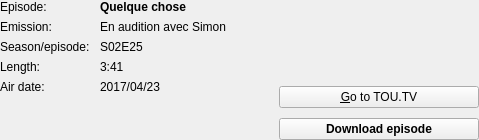
Above: toutvqt/dat/ui/episode_infos_widget.ui from bvanheu/pytoutv before the change. Below: the same form after it.
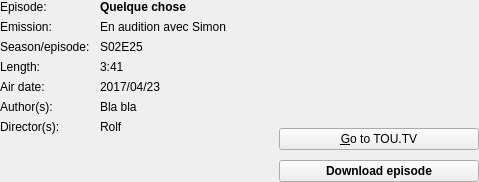
That is the form after the change.

Commit message: Qt: add author and director to emission infos

Patch:
```diff
--- a/toutvqt/dat/ui/episode_infos_widget.ui
+++ b/toutvqt/dat/ui/episode_infos_widget.ui
@@ -7,7 +7,7 @@
     <x>0</x>
     <y>0</y>
     <width>479</width>
-    <height>140</height>
+    <height>182</height>
    </rect>
   </property>
   <layout class="QHBoxLayout" name="horizontalLayout" stretch="3,2">
@@ -106,6 +106,34 @@
          </property>
         </widget>
        </item>
+       <item row="5" column="0">
+        <widget class="QLabel" name="author_label">
+         <property name="text">
+          <string>Author(s):</string>
+         </property>
+        </widget>
+       </item>
+       <item row="5" column="1">
+        <widget class="QLabel" name="author_value_label">
+         <property name="text">
+          <string>Bla bla</string>
+         </property>
+        </widget>
+       </item>
+       <item row="6" column="0">
+        <widget class="QLabel" name="director_label">
+         <property name="text">
+          <string>Director(s):</string>
+         </property>
+        </widget>
+       </item>
+       <item row="6" column="1">
+        <widget class="QLabel" name="director_value_label">
+         <property name="text">
+          <string>Rolf</string>
+         </property>
+        </widget>
+       </item>
       </layout>
      </item>
      <item>
```
The commit also changes 3 other files.
